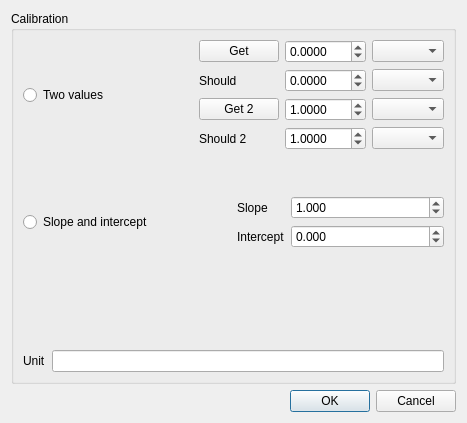
First picture: the form in MeasurementValueLogging/ui/deviceSettingsDialog.ui, repository leezu/MeasurementValueLogging, before the edit.
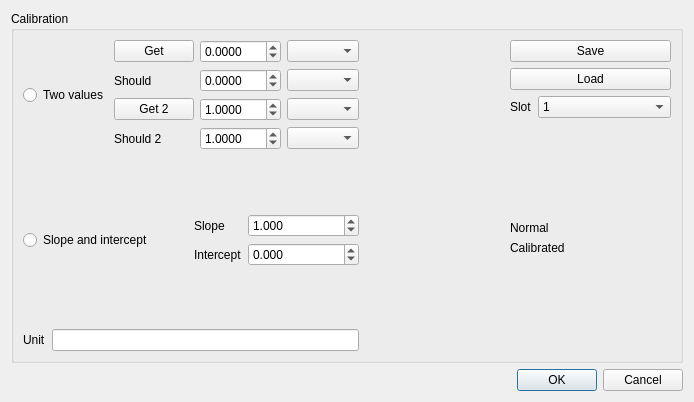
Second picture: the form after the edit.

Commit message: Add more functionality to deviceSettings

```diff
--- a/MeasurementValueLogging/ui/deviceSettingsDialog.ui
+++ b/MeasurementValueLogging/ui/deviceSettingsDialog.ui
@@ -6,8 +6,8 @@
    <rect>
     <x>0</x>
     <y>0</y>
-    <width>467</width>
-    <height>423</height>
+    <width>694</width>
+    <height>402</height>
    </rect>
   </property>
   <property name="windowTitle">
@@ -19,7 +19,9 @@
      <property name="title">
       <string>Calibration</string>
      </property>
-     <layout class="QVBoxLayout" name="verticalLayout">
+     <layout class="QHBoxLayout" name="horizontalLayout_15">
+      <item>
+       <layout class="QVBoxLayout" name="verticalLayout_3">
       <item>
        <layout class="QHBoxLayout" name="horizontalLayout">
         <item>
@@ -189,7 +191,7 @@
          <enum>Qt::Vertical</enum>
         </property>
         <property name="sizeType">
-         <enum>QSizePolicy::Preferred</enum>
+           <enum>QSizePolicy::Expanding</enum>
         </property>
         <property name="sizeHint" stdset="0">
          <size>
@@ -271,6 +273,9 @@
         <property name="orientation">
          <enum>Qt::Vertical</enum>
         </property>
+          <property name="sizeType">
+           <enum>QSizePolicy::Expanding</enum>
+          </property>
         <property name="sizeHint" stdset="0">
          <size>
           <width>20</width>
@@ -293,6 +298,146 @@
         </item>
         <item>
          <widget class="QLineEdit" name="unit"/>
+          </item>
+         </layout>
+        </item>
+       </layout>
+      </item>
+      <item>
+       <spacer name="horizontalSpacer">
+        <property name="orientation">
+         <enum>Qt::Horizontal</enum>
+        </property>
+        <property name="sizeType">
+         <enum>QSizePolicy::MinimumExpanding</enum>
+        </property>
+        <property name="sizeHint" stdset="0">
+         <size>
+          <width>75</width>
+          <height>20</height>
+         </size>
+        </property>
+       </spacer>
+      </item>
+      <item>
+       <layout class="QVBoxLayout" name="verticalLayout_4">
+        <item>
+         <layout class="QVBoxLayout" name="verticalLayout">
+          <item>
+           <widget class="QPushButton" name="saveButton">
+            <property name="text">
+             <string>Save</string>
+            </property>
+           </widget>
+          </item>
+          <item>
+           <widget class="QPushButton" name="loadButton">
+            <property name="text">
+             <string>Load</string>
+            </property>
+           </widget>
+          </item>
+          <item>
+           <layout class="QFormLayout" name="formLayout_2">
+            <item row="0" column="0">
+             <widget class="QLabel" name="label_8">
+              <property name="text">
+               <string>Slot</string>
+              </property>
+             </widget>
+            </item>
+            <item row="0" column="1">
+             <widget class="QComboBox" name="slotComboBox">
+              <item>
+               <property name="text">
+                <string>1</string>
+               </property>
+              </item>
+              <item>
+               <property name="text">
+                <string>2</string>
+               </property>
+              </item>
+              <item>
+               <property name="text">
+                <string>3</string>
+               </property>
+              </item>
+             </widget>
+            </item>
+           </layout>
+          </item>
+         </layout>
+        </item>
+        <item>
+         <spacer name="verticalSpacer_3">
+          <property name="orientation">
+           <enum>Qt::Vertical</enum>
+          </property>
+          <property name="sizeHint" stdset="0">
+           <size>
+            <width>20</width>
+            <height>40</height>
+           </size>
+          </property>
+         </spacer>
+        </item>
+        <item>
+         <layout class="QFormLayout" name="formLayout">
+          <item row="0" column="0">
+           <widget class="QLabel" name="label_7">
+            <property name="text">
+             <string>Normal</string>
+            </property>
+           </widget>
+          </item>
+          <item row="1" column="0">
+           <widget class="QLabel" name="label_3">
+            <property name="text">
+             <string>Calibrated</string>
+            </property>
+           </widget>
+          </item>
+          <item row="0" column="1">
+           <widget class="QLabel" name="normalLabel">
+            <property name="minimumSize">
+             <size>
+              <width>100</width>
+              <height>0</height>
+             </size>
+            </property>
+            <property name="text">
+             <string/>
+            </property>
+           </widget>
+          </item>
+          <item row="1" column="1">
+           <widget class="QLabel" name="calibratedLabel">
+            <property name="minimumSize">
+             <size>
+              <width>100</width>
+              <height>0</height>
+             </size>
+            </property>
+            <property name="text">
+             <string/>
+            </property>
+           </widget>
+          </item>
+         </layout>
+        </item>
+        <item>
+         <spacer name="verticalSpacer_4">
+          <property name="orientation">
+           <enum>Qt::Vertical</enum>
+          </property>
+          <property name="sizeHint" stdset="0">
+           <size>
+            <width>20</width>
+            <height>40</height>
+           </size>
+          </property>
+         </spacer>
         </item>
        </layout>
       </item>
```
Lines whose indentation alone changed are shown as unchanged. The commit also changes 2 other files.
